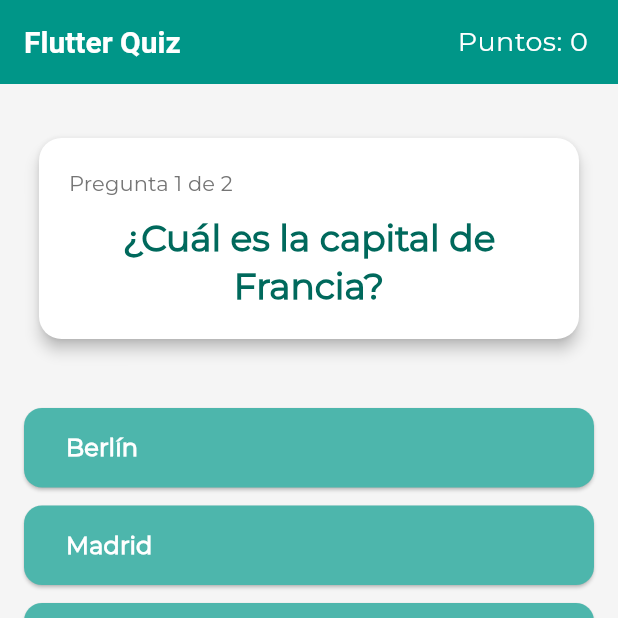
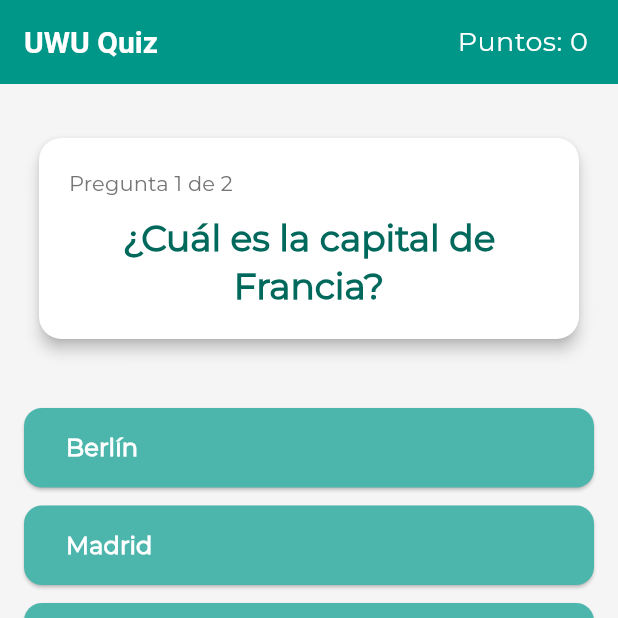
Before and after one commit to Abrilskop/game_quiz, a Flutter app: the screen it shows after launch, on a phone screen of 412 x 824 dp, the top half of it. Run offline on Flutter 3.47's test engine with Material 3 defaults, Android fonts, the phone set to English and light mode, and no system bars.

```diff
--- a/lib/screens/quiz_page.dart
+++ b/lib/screens/quiz_page.dart
@@ -17,7 +17,7 @@ class QuizPage extends StatelessWidget {
 
     return Scaffold(
       appBar: AppBar(
-        title: const Text('Flutter Quiz'),
+        title: const Text('UWU Quiz'),
         actions: [
           Padding(
             padding: const EdgeInsets.only(right: 20.0),
--- a/pubspec.yaml
+++ b/pubspec.yaml
@@ -61,6 +61,7 @@ flutter:
   # To add assets to your application, add an assets section, like this:
   assets:
     - assets/fonts/
+    - assets/
   #   - images/a_dot_ham.jpeg
 
   # An image asset can refer to one or more resolution-specific "variants", see
```
Also changed, not shown: assets/images/quiz_screen.png (added), assets/images/results_screen.png (added), 1 other file.
